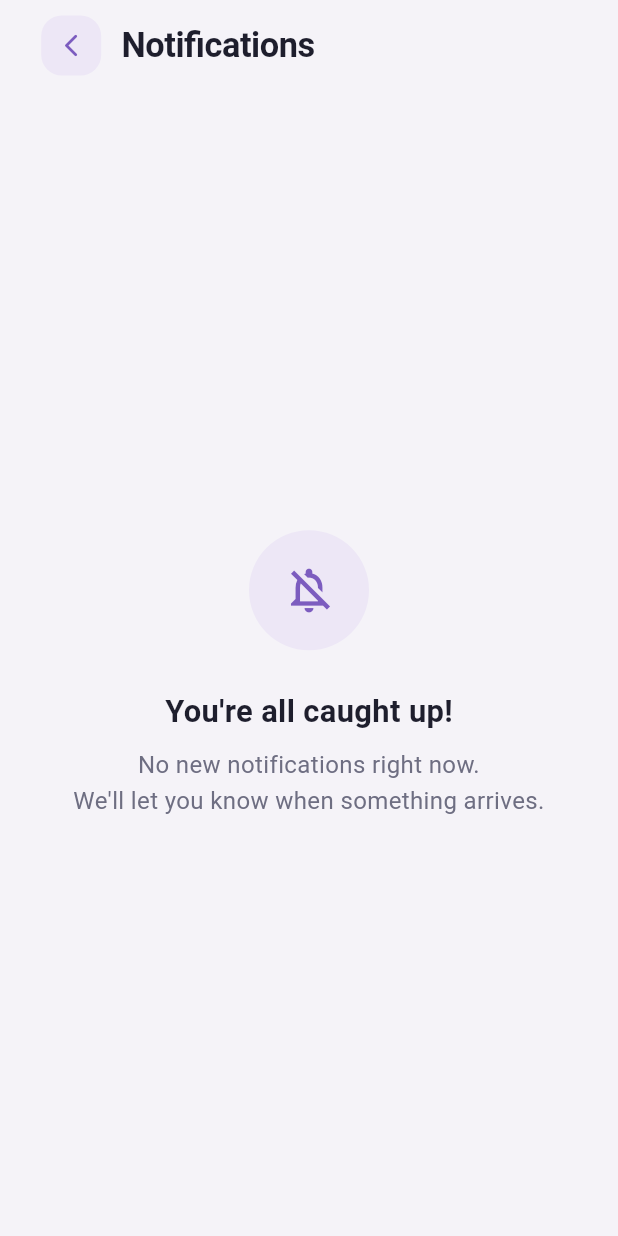
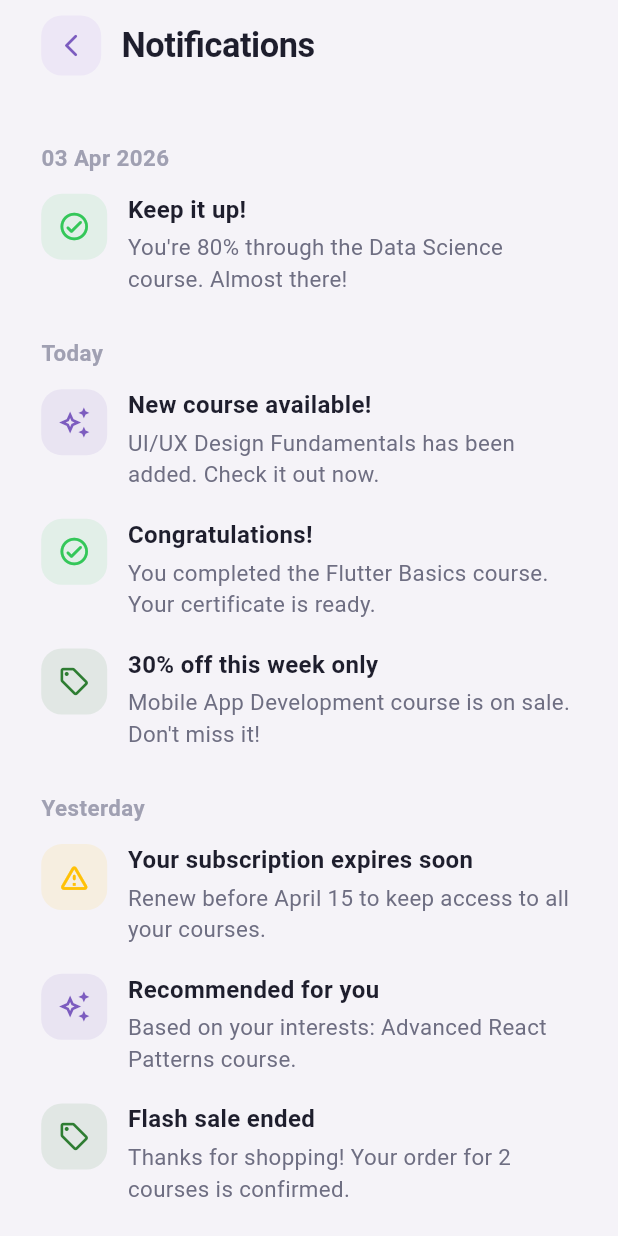
Before and after one commit to IbrahimAhmedAly/new_graket_academy-development, a Flutter app: the NotificationsScreen screen opened directly, on a phone screen of 412 x 824 dp. Run offline on Flutter 3.47's test engine with Material 3 defaults, Android fonts, the light colour scheme and no system bars; drawn by our look-alikes of grouped_list; our stand-ins replace cached_network_image, dartz, device_info_plus, flutter_otp_text_field, flutter_screenutil, flutter_svg and 4 more; missing offline and left inert: phone_form_field, screen_protector; accounts and stored records are empty; network calls fail; Roboto replaces fonts that are missing (Arb).

Commit message:
Add demo notifications and register screen route
Provide static placeholder notifications when the API returns an empty list by adding _staticNotifications() to NotificationsController and using it as a fallback (also ensuring requestStatus is set to success and update() is called). Register the NotificationsScreen route in get_screens.dart and import the screen. Update NotificationButton to use Get.toNamed for navigation and add the Get import (remove the now-unused extention import). These changes surface demo data and wire up the notifications UI during development.

```diff
--- a/lib/controller/notifications_controller.dart
+++ b/lib/controller/notifications_controller.dart
@@ -133,10 +133,60 @@
       }).toList();
     }
 
-    if (elements.isEmpty && requestStatus == RequestStatus.success) {
-      requestStatus = RequestStatus.failed;
+    // Use static demo data when API returns nothing
+    if (elements.isEmpty) {
+      elements = _staticNotifications();
     }
 
+    requestStatus = RequestStatus.success;
     update();
   }
+
+  /// Static placeholder data — remove once real API integration is done.
+  List<Map<String, dynamic>> _staticNotifications() {
+    return [
+      {
+        'notificationType': NotificationType.newCourses,
+        'header': 'New course available!',
+        'subHeader': 'UI/UX Design Fundamentals has been added. Check it out now.',
+        'date': 'Today',
+      },
+      {
+        'notificationType': NotificationType.discount,
+        'header': '30% off this week only',
+        'subHeader': 'Mobile App Development course is on sale. Don\'t miss it!',
+        'date': 'Today',
+      },
+      {
+        'notificationType': NotificationType.finishCourses,
+        'header': 'Congratulations!',
+        'subHeader': 'You completed the Flutter Basics course. Your certificate is ready.',
+        'date': 'Today',
+      },
+      {
+        'notificationType': NotificationType.worning,
+        'header': 'Your subscription expires soon',
+        'subHeader': 'Renew before April 15 to keep access to all your courses.',
+        'date': 'Yesterday',
+      },
+      {
+        'notificationType': NotificationType.newCourses,
+        'header': 'Recommended for you',
+        'subHeader': 'Based on your interests: Advanced React Patterns course.',
+        'date': 'Yesterday',
+      },
+      {
+        'notificationType': NotificationType.discount,
+        'header': 'Flash sale ended',
+        'subHeader': 'Thanks for shopping! Your order for 2 courses is confirmed.',
+        'date': 'Yesterday',
+      },
+      {
+        'notificationType': NotificationType.finishCourses,
+        'header': 'Keep it up!',
+        'subHeader': 'You\'re 80% through the Data Science course. Almost there!',
+        'date': '03 Apr 2026',
+      },
+    ];
+  }
 }
--- a/lib/get_screens.dart
+++ b/lib/get_screens.dart
@@ -11,6 +11,7 @@
 import 'package:new_graket_acadimy/view/new_screens/onboarding/onboard_screen.dart';
 import 'package:new_graket_acadimy/view/new_screens/other/courses_screen.dart';
 import 'package:new_graket_acadimy/view/new_screens/other/enter_code_screen.dart';
+import 'package:new_graket_acadimy/view/new_screens/other/notifications_screen.dart';
 
 import 'core/middleware/app_middleware.dart';
 
@@ -64,4 +65,9 @@
       page: () => HomeMainScreen(routeInitialIndex: 0),
       transition: Transition.fadeIn,
       transitionDuration: const Duration(milliseconds: 700)),
+  GetPage(
+      name: AppRoutesNames.notificationsScreen,
+      page: () => const NotificationsScreen(),
+      transition: Transition.fadeIn,
+      transitionDuration: const Duration(milliseconds: 300)),
 ];
--- a/lib/view/new_widgets/main_widgets/notification_button.dart
+++ b/lib/view/new_widgets/main_widgets/notification_button.dart
@@ -1,8 +1,8 @@
 import 'package:flutter/material.dart';
+import 'package:get/get.dart';
 import 'package:new_graket_acadimy/routing/app_routes.dart';
 import 'package:new_graket_acadimy/core/constants/app_dimentions.dart';
 import 'package:new_graket_acadimy/core/constants/colors.dart';
-import 'package:new_graket_acadimy/routing/extention.dart';
 
 class NotificationButton extends StatelessWidget {
   const NotificationButton({super.key});
@@ -11,7 +11,7 @@
   Widget build(BuildContext context) {
     return GestureDetector(
       onTap: () {
-        context.pushNamed(AppRoutesNames.notificationsScreen);
+        Get.toNamed(AppRoutesNames.notificationsScreen);
       },
       child: Container(
         width: AppHeight.h44,
```
